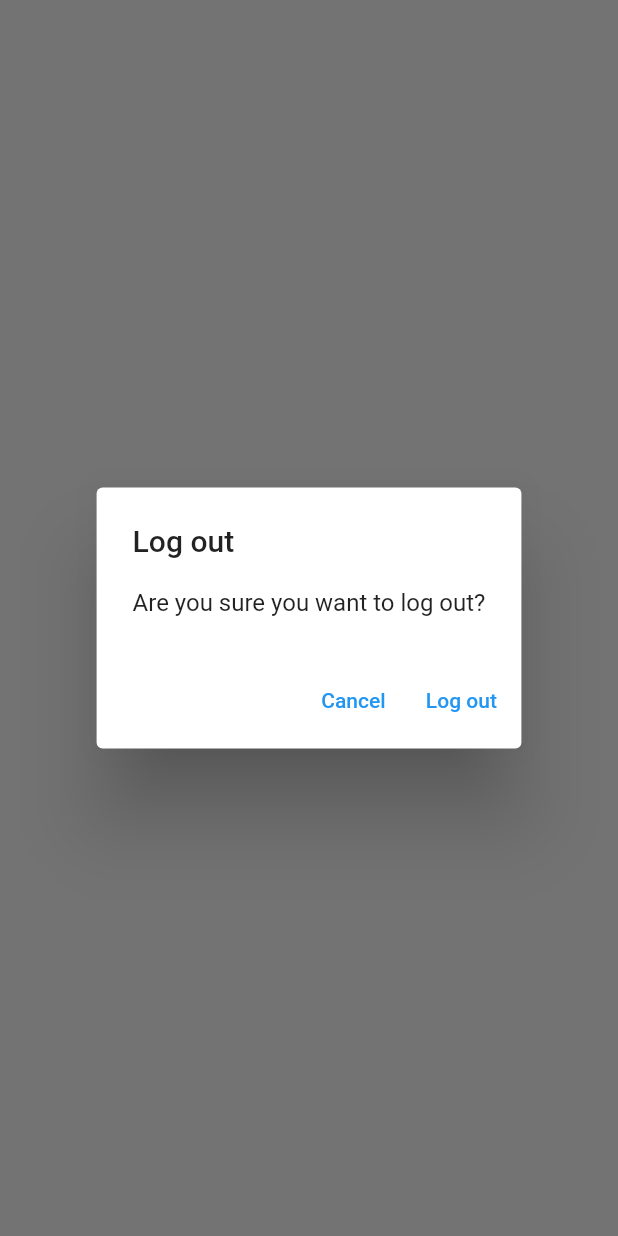
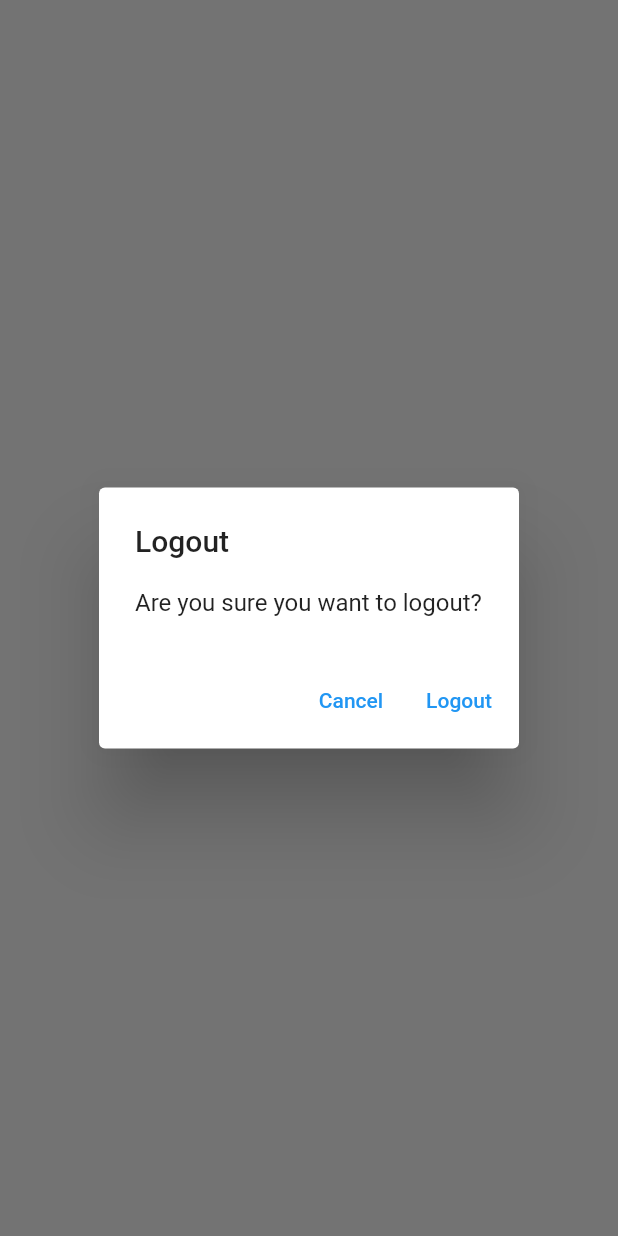
Before and after one commit to LudrahsGartage/junonotes, a Flutter app: what showLogOutDialog() shows on an empty page, opened directly, on a phone screen of 412 x 824 dp. Run offline on Flutter 3.47's test engine with Material 2 defaults, Android fonts, the phone set to English and light mode, and no system bars; our stand-ins replace firebase_auth, firebase_core, sqflite; accounts and stored records are empty; network calls fail.

Commit message:
step 16 delete notes and generic dialog utility

```diff
--- /dev/null
+++ b/lib/utilities/dialogs/generic_dialog.dart
@@ -0,0 +1,34 @@
+import 'package:flutter/material.dart';
+
+typedef DialogOptionBuilder<T> = Map<String, T?> Function();
+
+Future<T?> showGenericDialog<T>({
+  required BuildContext context,
+  required String title,
+  required String content,
+  required DialogOptionBuilder optionBuilder,
+}) {
+  final options = optionBuilder();
+  return showDialog<T>(
+    context: context,
+    builder: (context) {
+      return AlertDialog(
+        title: Text(title),
+        content: Text(content),
+        actions: options.keys.map((optionTitle) {
+          final T value = options[optionTitle];
+          return TextButton(
+            onPressed: () {
+              if (value != null) {
+                Navigator.of(context).pop(value);
+              } else {
+                Navigator.of(context).pop();
+              }
+            },
+            child: Text(optionTitle),
+          );
+        }).toList(),
+      );
+    },
+  );
+}
--- /dev/null
+++ b/lib/utilities/dialogs/logout_dialog.dart
@@ -0,0 +1,14 @@
+import 'package:flutter/material.dart';
+import 'package:junonotes/utilities/dialogs/generic_dialog.dart';
+
+Future<bool> showLogOutDialog(BuildContext context) {
+  return showGenericDialog(
+    context: context,
+    title: 'Logout',
+    content: 'Are you sure you want to logout?',
+    optionBuilder: () => {
+      'Cancel': false,
+      'Logout': true,
+    },
+  ).then((value) => value ?? false);
+}
--- a/lib/views/Register_View.dart
+++ b/lib/views/Register_View.dart
@@ -1,7 +1,7 @@
 import 'package:flutter/material.dart';
 import 'package:junonotes/services/auth/auth_exceptions.dart';
 import 'package:junonotes/services/auth/auth_service.dart';
-import 'package:junonotes/utilities/show_error_dialog.dart';
+import 'package:junonotes/utilities/dialogs/error_dialog.dart';
 import 'package:junonotes/constants/routes.dart';
 
 class RegisterView extends StatefulWidget {
--- a/lib/views/login_view.dart
+++ b/lib/views/login_view.dart
@@ -2,7 +2,7 @@
 import 'package:junonotes/constants/routes.dart';
 import 'package:junonotes/services/auth/auth_exceptions.dart';
 import 'package:junonotes/services/auth/auth_service.dart';
-import 'package:junonotes/utilities/show_error_dialog.dart';
+import 'package:junonotes/utilities/dialogs/error_dialog.dart';
 
 class LoginView extends StatefulWidget {
   const LoginView({Key? key}) : super(key: key);
--- a/lib/views/notes/notes_view.dart
+++ b/lib/views/notes/notes_view.dart
@@ -3,6 +3,8 @@
 import 'package:junonotes/constants/routes.dart';
 import 'package:junonotes/enums/menu_actions.dart';
 import 'package:junonotes/services/crud/notes_service.dart';
+import 'package:junonotes/utilities/dialogs/logout_dialog.dart';
+import 'package:junonotes/views/notes/notes_list_view.dart';
 
 class NotesView extends StatefulWidget {
   const NotesView({Key? key}) : super(key: key);
@@ -68,20 +70,11 @@
                       case ConnectionState.active:
                         if (snapshot.hasData) {
                           final allNotes = snapshot.data as List<DatabaseNote>;
-                          return ListView.builder(
-                            itemCount: allNotes.length,
-                            itemBuilder: (context, index) {
-                              final note = allNotes[index];
-                              return ListTile(
-                                title: Text(
-                                  note.text,
-                                  maxLines: 1,
-                                  softWrap: true,
-                                  overflow: TextOverflow.ellipsis,
-                                ),
-                              );
-                            },
-                          );
+                          return NotesListView(
+                              notes: allNotes,
+                              onDeleteNote: (note) async {
+                                await _notesService.deleteNote(id: note.id);
+                              });
                         } else {
                           return const CircularProgressIndicator();
                         }
@@ -97,26 +90,3 @@
     );
   }
 }
-
-Future<bool> showLogOutDialog(BuildContext context) {
-  return showDialog(
-      context: context,
-      builder: (context) {
-        return AlertDialog(
-          title: const Text('Log out'),
-          content: const Text('Are you sure you want to log out?'),
-          actions: [
-            TextButton(
-                onPressed: () {
-                  Navigator.of(context).pop(false);
-                },
-                child: const Text('Cancel')),
-            TextButton(
-                onPressed: () {
-                  Navigator.of(context).pop(true);
-                },
-                child: const Text('Log out'))
-          ],
-        );
-      }).then(((value) => value ?? false));
-}
```
Also changed, not shown: lib/utilities/dialogs/delete_dialog.dart (added, +14 -0 lines), lib/utilities/dialogs/error_dialog.dart (added, +16 -0 lines), lib/utilities/show_error_dialog.dart (deleted, +0 -22 lines), lib/views/notes/notes_list_view.dart (added, +41 -0 lines).
